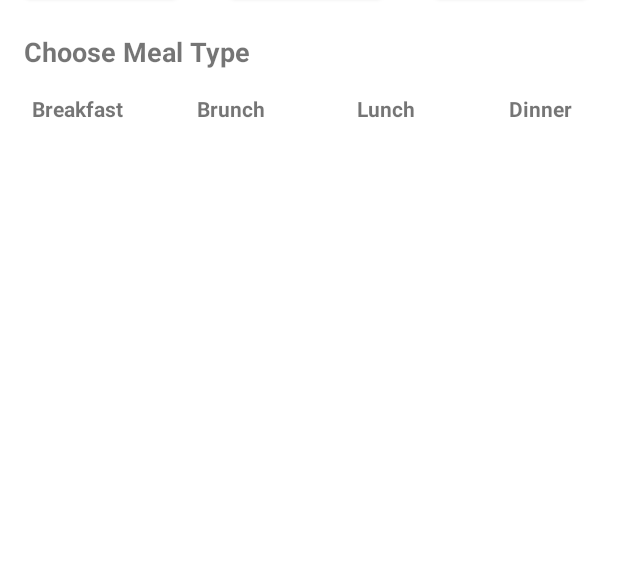
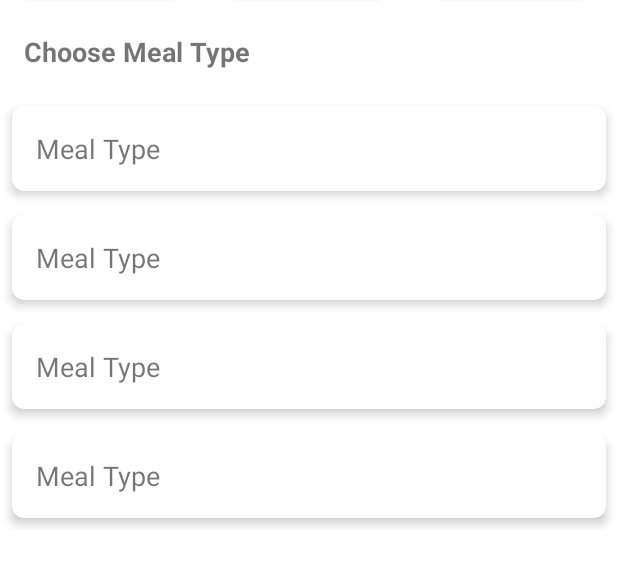
Before and after one commit to hjinlucas/FeedYourself, an Android app: the screen it shows after launch (MainActivity), on a phone screen of 412 x 824 dp, the part 435-1022 px from its top. Run offline under Robolectric (Android 15) with nearby library versions, the phone set to English and light mode, and no system bars.

Commit message:
Update meal type cards and its layout

```diff
--- a/app/build.gradle
+++ b/app/build.gradle
@@ -29,7 +29,6 @@ android {
 }
 
 dependencies {
-
     implementation 'androidx.appcompat:appcompat:1.6.1'
     implementation 'com.google.android.material:material:1.8.0'
     testImplementation 'junit:junit:4.13.2'
--- a/app/src/main/java/com/example/feedyourself/MainActivity.java
+++ b/app/src/main/java/com/example/feedyourself/MainActivity.java
@@ -5,6 +5,7 @@ import android.view.View;
 import android.widget.ImageButton;
 import android.widget.TextView;
 import androidx.appcompat.app.AppCompatActivity;
+import androidx.cardview.widget.CardView;
 import androidx.recyclerview.widget.RecyclerView;
 import java.util.Arrays;
 import java.util.List;
@@ -89,11 +90,10 @@ public class MainActivity extends AppCompatActivity {
         //==================================================================================================
         // Add this code inside the onCreate method, after initializing the horizontal RecyclerView
 
-        breakfastTextView = findViewById(R.id.breakfastTextView);
-        brunchTextView = findViewById(R.id.brunchTextView);
-        lunchTextView = findViewById(R.id.lunchTextView);
-        dinnerTextView = findViewById(R.id.dinnerTextView);
-        confirmationButton = findViewById(R.id.confirmationButton);
+        CardView breakfastCard = findViewById(R.id.breakfastCard);
+        CardView brunchCard = findViewById(R.id.brunchCard);
+        CardView lunchCard = findViewById(R.id.lunchCard);
+        CardView dinnerCard = findViewById(R.id.dinnerCard);
 
         View.OnClickListener mealTypeClickListener = new View.OnClickListener() {
             @Override
@@ -101,15 +101,22 @@ public class MainActivity extends AppCompatActivity {
                 // Perform any action you want when a meal type is selected
 
                 // Show the confirmation button when a meal type is selected
+                setupMealTypeCardClickListeners();
                 confirmationButton.setVisibility(View.VISIBLE);
             }
         };
 
-        breakfastTextView.setOnClickListener(mealTypeClickListener);
-        brunchTextView.setOnClickListener(mealTypeClickListener);
-        lunchTextView.setOnClickListener(mealTypeClickListener);
-        dinnerTextView.setOnClickListener(mealTypeClickListener);
+        breakfastCard.setOnClickListener(mealTypeClickListener);
+        brunchCard.setOnClickListener(mealTypeClickListener);
+        lunchCard.setOnClickListener(mealTypeClickListener);
+        dinnerCard.setOnClickListener(mealTypeClickListener);
 
+
+
+        //==================================================================================================
+        //================================== Confirmation btn ==============================================
+        //==================================================================================================
+        confirmationButton = findViewById(R.id.confirmationButton);
         confirmationButton.setOnClickListener(new View.OnClickListener() {
             @Override
             public void onClick(View view) {
@@ -119,4 +126,26 @@ public class MainActivity extends AppCompatActivity {
         });
 
     }
+
+    private void setupMealTypeCardClickListeners() {
+        CardView breakfastCard = findViewById(R.id.breakfastCard);
+        CardView brunchCard = findViewById(R.id.brunchCard);
+        CardView lunchCard = findViewById(R.id.lunchCard);
+        CardView dinnerCard = findViewById(R.id.dinnerCard);
+
+        breakfastCard.setOnClickListener(view -> toggleMealTypeDescriptionVisibility(breakfastCard));
+        brunchCard.setOnClickListener(view -> toggleMealTypeDescriptionVisibility(brunchCard));
+        lunchCard.setOnClickListener(view -> toggleMealTypeDescriptionVisibility(lunchCard));
+        dinnerCard.setOnClickListener(view -> toggleMealTypeDescriptionVisibility(dinnerCard));
+    }
+
+    private void toggleMealTypeDescriptionVisibility(CardView mealTypeCard) {
+        TextView mealTypeDescriptionTextView = mealTypeCard.findViewById(R.id.mealTypeDescriptionTextView);
+        if (mealTypeDescriptionTextView.getVisibility() == View.GONE) {
+            mealTypeDescriptionTextView.setVisibility(View.VISIBLE);
+        } else {
+            mealTypeDescriptionTextView.setVisibility(View.GONE);
+        }
+    }
+
 }
--- a/app/src/main/res/layout/activity_main.xml
+++ b/app/src/main/res/layout/activity_main.xml
@@ -78,47 +78,28 @@
         android:id="@+id/mealTypeLinearLayout"
         android:layout_width="0dp"
         android:layout_height="wrap_content"
-        android:orientation="horizontal"
+        android:orientation="vertical"
         android:layout_marginTop="16dp"
         app:layout_constraintTop_toBottomOf="@+id/chooseMealTypeTitle"
         app:layout_constraintStart_toStartOf="parent"
         app:layout_constraintEnd_toEndOf="parent">
 
-        <TextView
-            android:id="@+id/breakfastTextView"
-            android:layout_width="0dp"
-            android:layout_height="wrap_content"
-            android:layout_weight="1"
-            android:gravity="center"
-            android:text="Breakfast"
-            android:textStyle="bold" />
+        <include
+            layout="@layout/meal_type_card"
+            android:id="@+id/breakfastCard" />
 
-        <TextView
-            android:id="@+id/brunchTextView"
-            android:layout_width="0dp"
-            android:layout_height="wrap_content"
-            android:layout_weight="1"
-            android:gravity="center"
-            android:text="Brunch"
-            android:textStyle="bold" />
+        <include
+            layout="@layout/meal_type_card"
+            android:id="@+id/brunchCard" />
 
-        <TextView
-            android:id="@+id/lunchTextView"
-            android:layout_width="0dp"
-            android:layout_height="wrap_content"
-            android:layout_weight="1"
-            android:gravity="center"
-            android:text="Lunch"
-            android:textStyle="bold" />
+        <include
+            layout="@layout/meal_type_card"
+            android:id="@+id/lunchCard" />
 
-        <TextView
-            android:id="@+id/dinnerTextView"
-            android:layout_width="0dp"
-            android:layout_height="wrap_content"
-            android:layout_weight="1"
-            android:gravity="center"
-            android:text="Dinner"
-            android:textStyle="bold" />
+        <include
+            layout="@layout/meal_type_card"
+            android:id="@+id/dinnerCard" />
+
     </LinearLayout>
 
     <!--  Confirmation btn layout  -->
--- /dev/null
+++ b/app/src/main/res/layout/meal_type_card.xml
@@ -0,0 +1,33 @@
+<?xml version="1.0" encoding="utf-8"?>
+<androidx.cardview.widget.CardView xmlns:android="http://schemas.android.com/apk/res/android"
+    xmlns:app="http://schemas.android.com/apk/res-auto"
+    android:layout_width="match_parent"
+    android:layout_height="wrap_content"
+    android:layout_margin="8dp"
+    app:cardCornerRadius="8dp"
+    app:cardElevation="4dp">
+
+    <LinearLayout
+        android:layout_width="match_parent"
+        android:layout_height="wrap_content"
+        android:orientation="vertical"
+        android:padding="16dp">
+
+        <TextView
+            android:id="@+id/mealTypeTextView"
+            android:layout_width="wrap_content"
+            android:layout_height="wrap_content"
+            android:text="Meal Type"
+            android:textSize="18sp" />
+
+        <TextView
+            android:id="@+id/mealTypeDescriptionTextView"
+            android:layout_width="wrap_content"
+            android:layout_height="wrap_content"
+            android:text="Test"
+            android:textSize="16sp"
+            android:visibility="gone" />
+
+    </LinearLayout>
+
+</androidx.cardview.widget.CardView>
```
Also changed, not shown: app/src/main/java/com/example/feedyourself/RecipeResultsActivity.java (added, +68 -0 lines), app/src/main/java/com/example/feedyourself/RecipeResultsAdapter.java (added, +48 -0 lines), app/src/main/res/layout/activity_recipe_results.xml (added, +58 -0 lines), app/src/main/res/menu/filter_menu.xml (added, +12 -0 lines).
